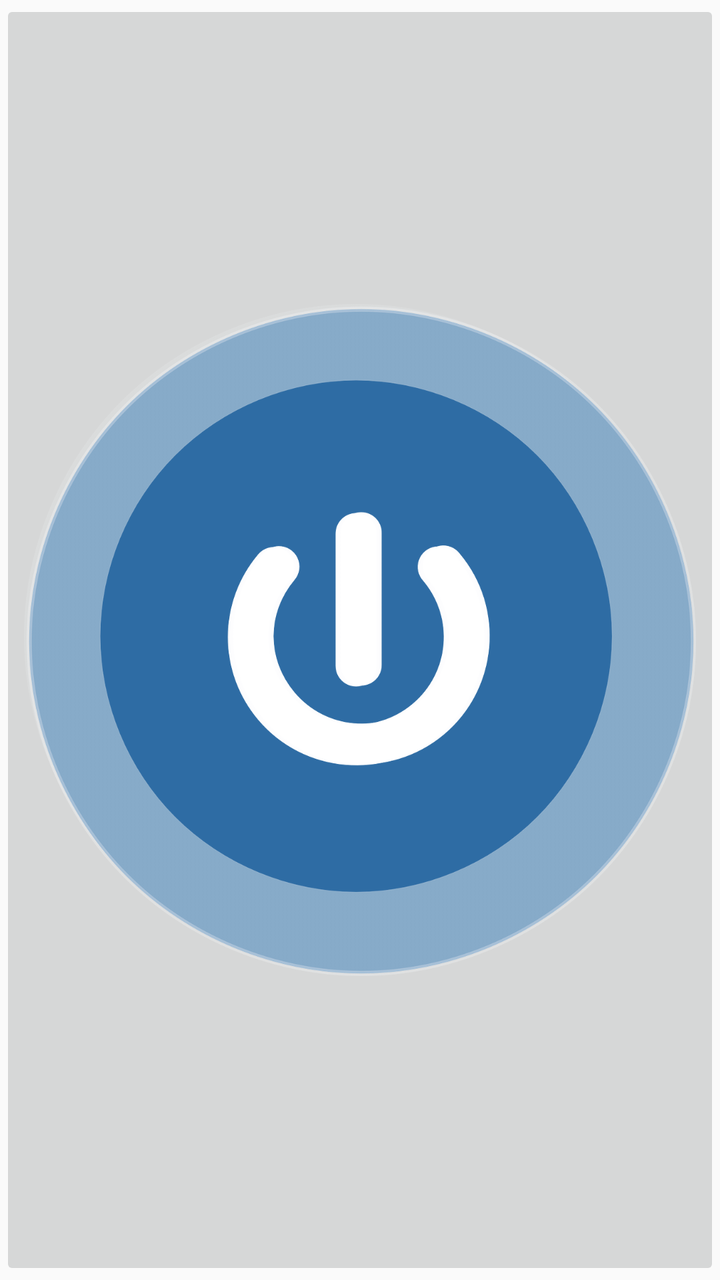
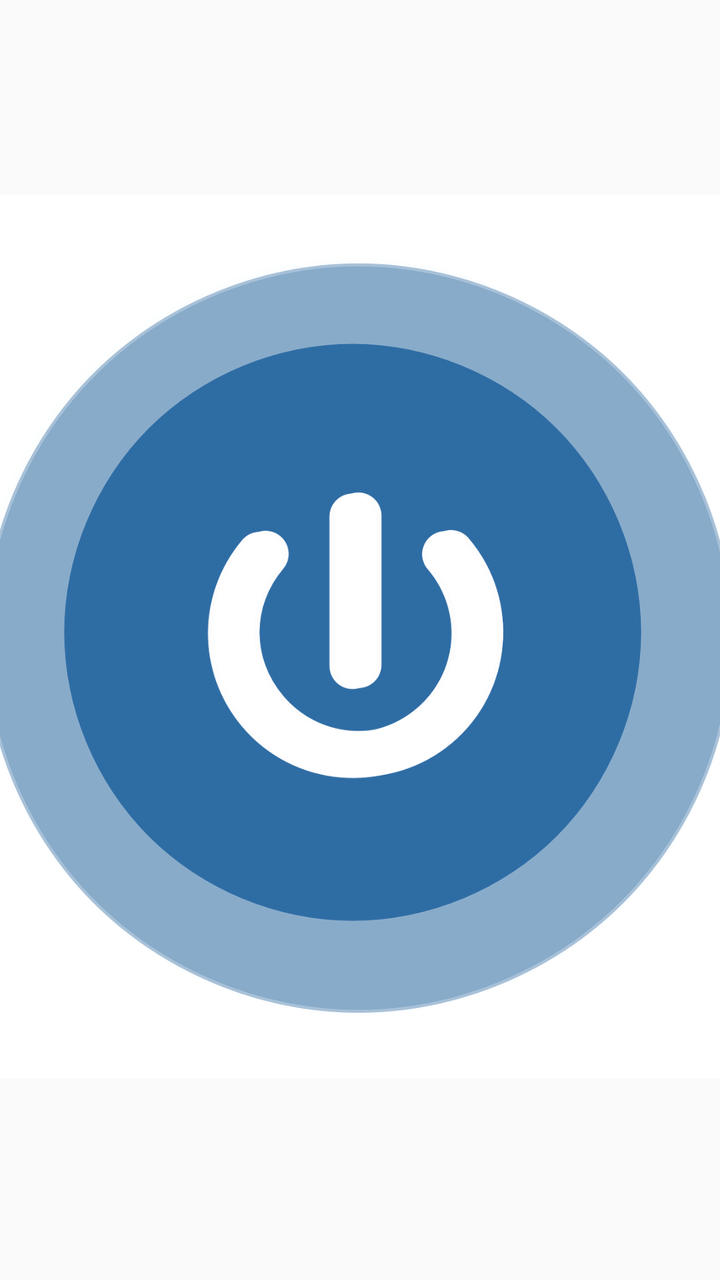

Before-and-after screenshots of an Android layout around one commit, followed by the original layout XML and the change that was made.
<!-- AndroidManifest.xml: application theme AppTheme -->
<!-- res/layout/activity_main.xml -->
<?xml version="1.0" encoding="utf-8"?>
<android.support.constraint.ConstraintLayout xmlns:android="http://schemas.android.com/apk/res/android"
    xmlns:app="http://schemas.android.com/apk/res-auto"
    xmlns:tools="http://schemas.android.com/tools"
    android:layout_width="match_parent"
    android:layout_height="match_parent"
    tools:context="peterson.ttu.edu.backupaids.MainActivity">

    <ImageButton
        android:id="@+id/playSound"
        android:layout_width="wrap_content"
        android:layout_height="wrap_content"
        android:adjustViewBounds="false"
        android:src="@drawable/power_button_blue2"
        android:scaleType="fitCenter"
        android:onClick="playSound"
        app:layout_constraintBottom_toBottomOf="parent"
        app:layout_constraintEnd_toEndOf="parent"
        app:layout_constraintHorizontal_bias="0.5"
        app:layout_constraintStart_toStartOf="parent"
        app:layout_constraintTop_toTopOf="parent" />

</android.support.constraint.ConstraintLayout>
<!-- resources referenced by this layout -->
<resources>
  <!-- drawable power_button_blue2: png bitmap (drawable, 214661 bytes) -->
  <style name="AppTheme" parent="Theme.AppCompat.Light.DarkActionBar">
          
          <item name="colorPrimary">@color/colorPrimary</item>
          <item name="colorPrimaryDark">@color/colorPrimaryDark</item>
          <item name="colorAccent">@color/colorAccent</item>
      </style>
  <color name="colorPrimary">#3F51B5</color>
  <color name="colorPrimaryDark">#303F9F</color>
  <color name="colorAccent">#FF4081</color>
</resources>

<!-- the commit's change to res/layout/activity_main.xml (unified diff, before → after) -->
@@ -8,16 +8,20 @@
 
     <ImageButton
         android:id="@+id/playSound"
-        android:layout_width="wrap_content"
-        android:layout_height="wrap_content"
+        android:layout_width="379dp"
+        android:layout_height="442dp"
         android:adjustViewBounds="false"
+        android:background="@android:color/background_light"
+        android:onClick="playSound"
+        android:scaleType="fitCenter"
         android:src="@drawable/power_button_blue2"
-        android:scaleType="fitCenter"
-        android:onClick="playSound"
         app:layout_constraintBottom_toBottomOf="parent"
         app:layout_constraintEnd_toEndOf="parent"
-        app:layout_constraintHorizontal_bias="0.5"
+        app:layout_constraintHorizontal_bias="0.6"
+        app:layout_constraintLeft_toLeftOf="parent"
+        app:layout_constraintRight_toRightOf="parent"
         app:layout_constraintStart_toStartOf="parent"
-        app:layout_constraintTop_toTopOf="parent" />
+        app:layout_constraintTop_toTopOf="parent"
+        app:layout_constraintVertical_bias="0.492" />
 
 </android.support.constraint.ConstraintLayout>
